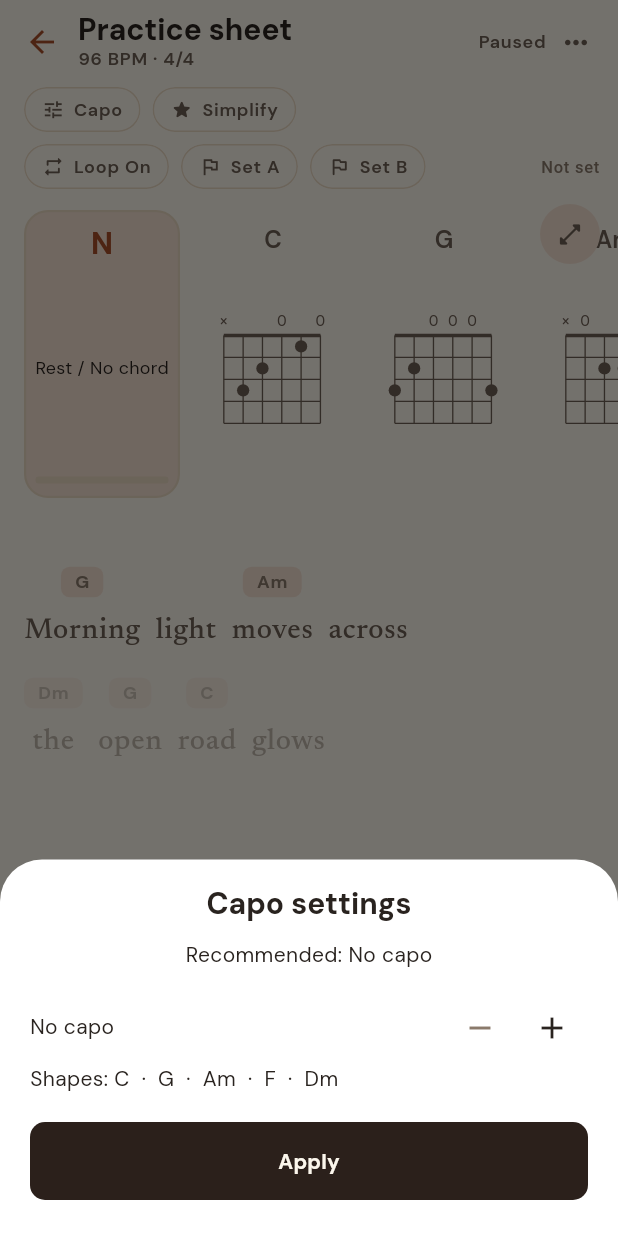
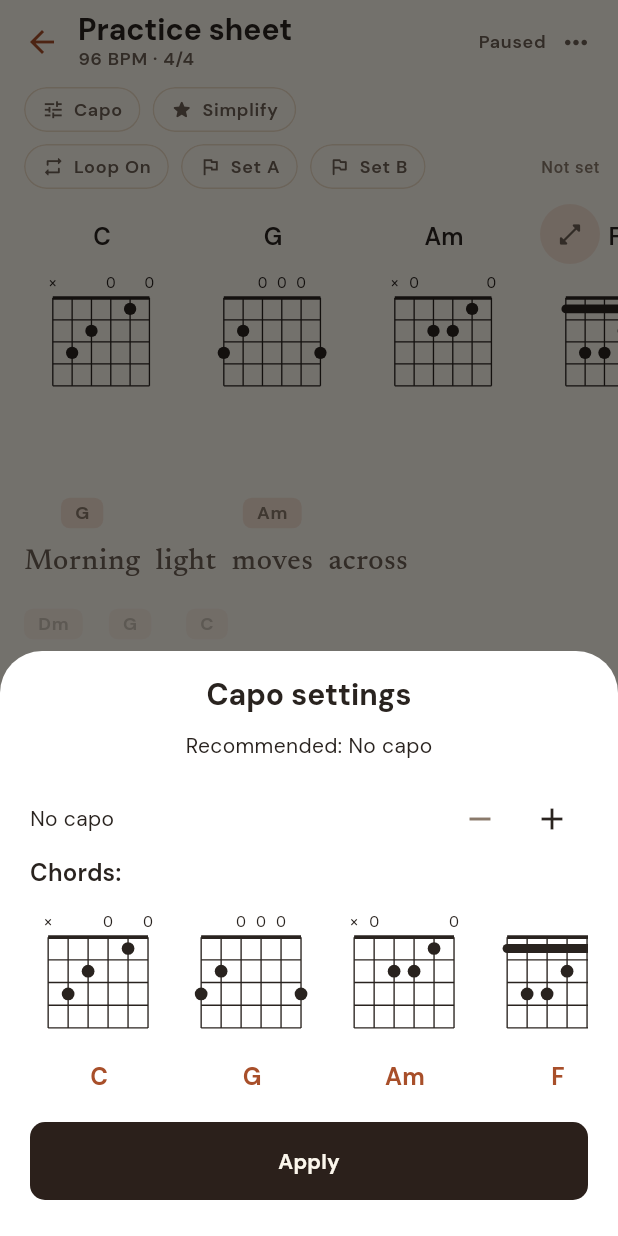
Before and after one commit to reeehaan/chordsync, a Flutter app: the PracticeScreen screen opened directly, after a tap on "Capo", on a phone screen of 412 x 824 dp. Run offline on Flutter 3.47's test engine with Material 3 defaults, Android fonts, the phone set to English and light mode, and no system bars; our stand-ins replace dio, flutter_svg, just_audio; missing offline and left inert: file_selector; project files that could hold a hidden picture were left out.

Commit message:
feat(mobile): show every song chord before play and chord diagrams in the capo sheet

```diff
--- a/mobile/lib/features/practice_timeline/presentation/capo_settings_sheet.dart
+++ b/mobile/lib/features/practice_timeline/presentation/capo_settings_sheet.dart
@@ -2,6 +2,7 @@ import 'package:flutter/material.dart';
 
 import '../data/chord_transposition.dart';
 import '../data/shared_timeline.dart';
+import 'chord_diagram.dart';
 import 'practice_stage_colors.dart';
 
 /// Lets the player pick a capo fret. Resolves to the chosen fret, or null when
@@ -76,7 +77,24 @@ Future<int?> showCapoSettingsSheet(
                     ),
                     Align(
                       alignment: Alignment.centerLeft,
-                      child: Text('Shapes: ${chords.join('  ·  ')}'),
+                      child: Text(
+                        'Chords:',
+                        style: Theme.of(context).textTheme.titleMedium
+                            ?.copyWith(color: PracticeStageColors.textPrimary),
+                      ),
+                    ),
+                    const SizedBox(height: 8),
+                    SizedBox(
+                      height: 128,
+                      child: ListView.separated(
+                        key: const ValueKey('capoShapeDiagrams'),
+                        scrollDirection: Axis.horizontal,
+                        physics: const BouncingScrollPhysics(),
+                        itemCount: chords.length,
+                        separatorBuilder: (_, _) => const SizedBox(width: 10),
+                        itemBuilder: (context, index) =>
+                            _CapoShape(chord: chords[index]),
+                      ),
                     ),
                     const SizedBox(height: 18),
                     SizedBox(
@@ -96,3 +114,39 @@ Future<int?> showCapoSettingsSheet(
     ),
   );
 }
+
+/// One chord shape in the capo sheet: the diagram above the shape's name.
+class _CapoShape extends StatelessWidget {
+  const _CapoShape({required this.chord});
+
+  final String chord;
+
+  @override
+  Widget build(BuildContext context) {
+    return SizedBox(
+      width: 92,
+      child: Column(
+        children: [
+          Expanded(
+            child: FittedBox(
+              fit: BoxFit.contain,
+              child: ChordDiagram(
+                chord: chord,
+                foregroundColor: PracticeStageColors.textPrimary,
+                accentColor: PracticeStageColors.textPrimary,
+              ),
+            ),
+          ),
+          const SizedBox(height: 4),
+          Text(
+            chord,
+            style: Theme.of(context).textTheme.titleMedium?.copyWith(
+              color: PracticeStageColors.amberBright,
+              fontWeight: FontWeight.w700,
+            ),
+          ),
+        ],
+      ),
+    );
+  }
+}
--- a/mobile/lib/features/practice_timeline/presentation/chord_diagram.dart
+++ b/mobile/lib/features/practice_timeline/presentation/chord_diagram.dart
@@ -33,6 +33,7 @@ class ChordDiagram extends StatelessWidget {
     'Fm': _ChordVoicing([1, 3, 3, 1, 1, 1], baseFret: 1),
     'F#': _ChordVoicing([2, 4, 4, 3, 2, 2], baseFret: 2),
     'F#m': _ChordVoicing([2, 4, 4, 2, 2, 2], baseFret: 2),
+    'Gm': _ChordVoicing([3, 5, 5, 3, 3, 3], baseFret: 3),
     'G#': _ChordVoicing([4, 6, 6, 5, 4, 4], baseFret: 4),
     'G#m': _ChordVoicing([4, 6, 6, 4, 4, 4], baseFret: 4),
     // Movable A-shape barre (root on the A string, low E muted).
@@ -53,7 +54,7 @@ class ChordDiagram extends StatelessWidget {
     if (chord == 'N') {
       return Semantics(
         label: 'Rest, no chord',
-        child: const Text('Rest / No chord', key: ValueKey('noChordFallback')),
+        child: const SizedBox(key: ValueKey('noChordFallback')),
       );
     }
     if (voicing == null) {
--- a/mobile/lib/features/practice_timeline/presentation/chord_diagram_strip.dart
+++ b/mobile/lib/features/practice_timeline/presentation/chord_diagram_strip.dart
@@ -27,8 +27,8 @@ class ChordDiagramStrip extends StatefulWidget {
   final double? chordStart;
   final bool showAllChords;
 
-  static const compactHeight = 196.0;
-  static const expandedHeight = 254.0;
+  static const compactHeight = 150.0;
+  static const expandedHeight = 176.0;
 
   @override
   State<ChordDiagramStrip> createState() => _ChordDiagramStripState();
@@ -36,6 +36,9 @@ class ChordDiagramStrip extends StatefulWidget {
 
 class _ChordDiagramStripState extends State<ChordDiagramStrip> {
   final ScrollController _scrollController = ScrollController();
+  // The song-wide row shown before playing has its own scroll position, so
+  // the two rows can cross-fade without sharing one controller.
+  final ScrollController _songScrollController = ScrollController();
   bool _isExpanded = false;
 
   @override
@@ -48,14 +51,17 @@ class _ChordDiagramStripState extends State<ChordDiagramStrip> {
   void didUpdateWidget(covariant ChordDiagramStrip oldWidget) {
     super.didUpdateWidget(oldWidget);
     if (oldWidget.currentChord != widget.currentChord ||
-        oldWidget.chordStart != widget.chordStart) {
+        oldWidget.chordStart != widget.chordStart ||
+        oldWidget.showAllChords != widget.showAllChords) {
       _scheduleCenterActive();
     }
   }
 
   void _scheduleCenterActive() {
     WidgetsBinding.instance.addPostFrameCallback((_) {
-      if (!mounted || !_scrollController.hasClients) return;
+      if (!mounted || widget.showAllChords || !_scrollController.hasClients) {
+        return;
+      }
       final position = _scrollController.position;
       final entries = _entries();
       final activeIndex = entries.indexWhere((entry) => entry.isCurrent);
@@ -110,19 +116,27 @@ class _ChordDiagramStripState extends State<ChordDiagramStrip> {
         ),
     ];
     if (!widget.showAllChords) return entries;
+    return _songEntries();
+  }
 
-    final seen = <String>{widget.currentChord};
+  /// Every chord of the song once, in the order it first plays, so the player
+  /// can see all the shapes before pressing play. No chord is raised: that
+  /// only begins once playback does.
+  List<_StripEntry> _songEntries() {
+    final seen = <String>{};
     final songChords = widget.progression
         .where((chord) => chord != 'N' && seen.add(chord))
         .toList(growable: false);
     return [
-      entries.firstWhere((entry) => entry.isCurrent),
       for (var index = 0; index < songChords.length; index++)
         _StripEntry(
           chord: songChords[index],
-          valueKey: index == 0
-              ? const ValueKey('nextChordValue')
-              : ValueKey('songChordValue${songChords[index]}'),
+          valueKey: switch (index) {
+            0 => const ValueKey('currentChordValue'),
+            1 => const ValueKey('nextChordValue'),
+            _ => ValueKey('songChordValue${songChords[index]}'),
+          },
+          isStatic: true,
         ),
     ];
   }
@@ -130,6 +144,7 @@ class _ChordDiagramStripState extends State<ChordDiagramStrip> {
   @override
   void dispose() {
     _scrollController.dispose();
+    _songScrollController.dispose();
     super.dispose();
   }
 
@@ -151,9 +166,29 @@ class _ChordDiagramStripState extends State<ChordDiagramStrip> {
             // Every card is built, never lazily: the strip holds at most a
             // handful and the neighbouring shapes must stay readable even
             // while the active one is being centred.
-            SingleChildScrollView(
-              key: const ValueKey('chordDiagramStrip'),
-              controller: _scrollController,
+            AnimatedSwitcher(
+              duration: const Duration(milliseconds: 420),
+              switchInCurve: Curves.easeOutCubic,
+              switchOutCurve: Curves.easeInCubic,
+              transitionBuilder: (child, animation) => FadeTransition(
+                opacity: animation,
+                child: SlideTransition(
+                  position: Tween<Offset>(
+                    begin: const Offset(0.04, 0),
+                    end: Offset.zero,
+                  ).animate(animation),
+                  child: child,
+                ),
+              ),
+              child: SingleChildScrollView(
+                key: ValueKey(
+                  widget.showAllChords
+                      ? 'songChordDiagramStrip'
+                      : 'playingChordDiagramStrip',
+                ),
+                controller: widget.showAllChords
+                    ? _songScrollController
+                    : _scrollController,
                 scrollDirection: Axis.horizontal,
                 physics: const BouncingScrollPhysics(),
                 padding: const EdgeInsets.fromLTRB(16, 4, 16, 0),
@@ -175,6 +210,7 @@ class _ChordDiagramStripState extends State<ChordDiagramStrip> {
                       ),
                     ],
                   ],
+                ),
               ),
             ),
             Positioned(
@@ -202,6 +238,7 @@ class _StripEntry {
     this.slotKey,
     this.isCurrent = false,
     this.isPlaceholder = false,
+    this.isStatic = false,
   });
 
   final String chord;
@@ -209,6 +246,9 @@ class _StripEntry {
   final Key? slotKey;
   final bool isCurrent;
   final bool isPlaceholder;
+
+  /// Part of the song-wide row shown before playing: all cards look alike.
+  final bool isStatic;
 }
 
 class _ChordCard extends StatelessWidget {
@@ -229,7 +269,7 @@ class _ChordCard extends StatelessWidget {
   Widget build(BuildContext context) {
     final textTheme = Theme.of(context).textTheme;
     final isCurrent = entry.isCurrent;
-    final foreground = isCurrent
+    final foreground = isCurrent || entry.isStatic
         ? PracticeStageColors.textPrimary
         : PracticeStageColors.textSecondary;
 
@@ -237,7 +277,7 @@ class _ChordCard extends StatelessWidget {
       duration: const Duration(milliseconds: 260),
       curve: Curves.easeOutCubic,
       width: entry.isPlaceholder ? width * 0.6 : width,
-      padding: const EdgeInsets.fromLTRB(6, 10, 6, 8),
+      padding: const EdgeInsets.fromLTRB(6, 8, 6, 8),
       decoration: BoxDecoration(
         color: isCurrent
             ? PracticeStageColors.surfaceRaised
@@ -252,7 +292,7 @@ class _ChordCard extends StatelessWidget {
         mainAxisSize: MainAxisSize.min,
         children: [
           Text(
-            entry.chord,
+            chordDisplayName(entry.chord),
             key: entry.valueKey,
             maxLines: 1,
             overflow: TextOverflow.ellipsis,
@@ -263,12 +303,14 @@ class _ChordCard extends StatelessWidget {
                     height: 1.1,
                   )
                 : textTheme.titleMedium?.copyWith(
-                    color: PracticeStageColors.textSecondary,
+                    color: entry.isStatic
+                        ? PracticeStageColors.textPrimary
+                        : PracticeStageColors.textSecondary,
                     fontWeight: FontWeight.w600,
                     height: 1.1,
                   ),
           ),
-          const SizedBox(height: 8),
+          const SizedBox(height: 6),
           Expanded(
             child: Center(
               child: entry.isPlaceholder
@@ -284,7 +326,7 @@ class _ChordCard extends StatelessWidget {
             ),
           ),
           if (isCurrent) ...[
-            const SizedBox(height: 8),
+            const SizedBox(height: 6),
             _ChordProgressBar(
               key: const ValueKey('chordProgressBar'),
               progress: chordProgress,
@@ -364,3 +406,6 @@ class _StripIconButton extends StatelessWidget {
     );
   }
 }
+
+/// What the player reads for a chord label: "N" (no chord) is a rest.
+String chordDisplayName(String chord) => chord == 'N' ? 'Rest' : chord;
```
Also changed, not shown: 4 other files. Lines whose indentation alone changed are shown as unchanged.
